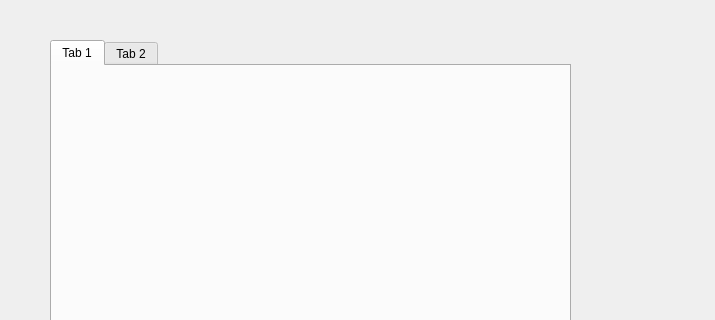
The window that userchart.ui (HighBird007/gptDeskTop) describes before a commit, drawn with Qt 5; both pictures show x 0 to 715 and y 0 to 320 of the 715 by 486 pixel window.
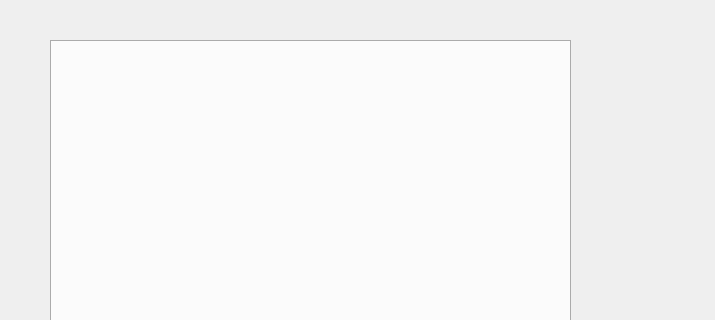
The same window after the commit.

```diff
--- a/userchart.ui
+++ b/userchart.ui
@@ -25,16 +25,6 @@
    <property name="currentIndex">
     <number>0</number>
    </property>
-   <widget class="QWidget" name="tab">
-    <attribute name="title">
-     <string>Tab 1</string>
-    </attribute>
-   </widget>
-   <widget class="QWidget" name="tab_2">
-    <attribute name="title">
-     <string>Tab 2</string>
-    </attribute>
-   </widget>
   </widget>
  </widget>
  <resources/>
```
Left out of the diff: 2 changed lines with no effect on the pictures.
